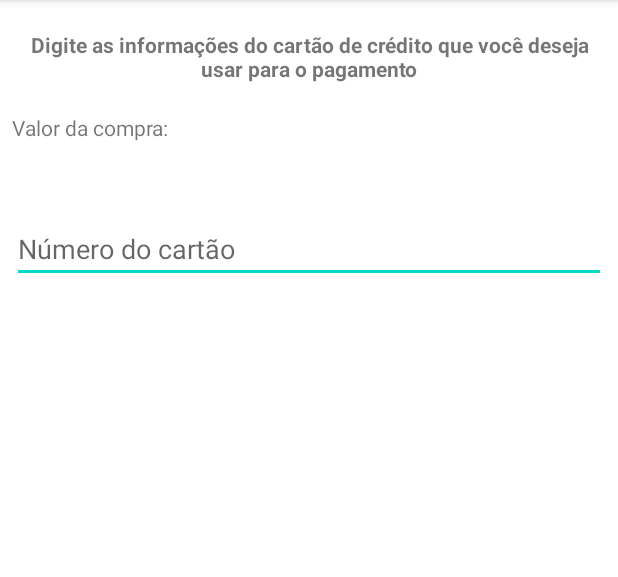
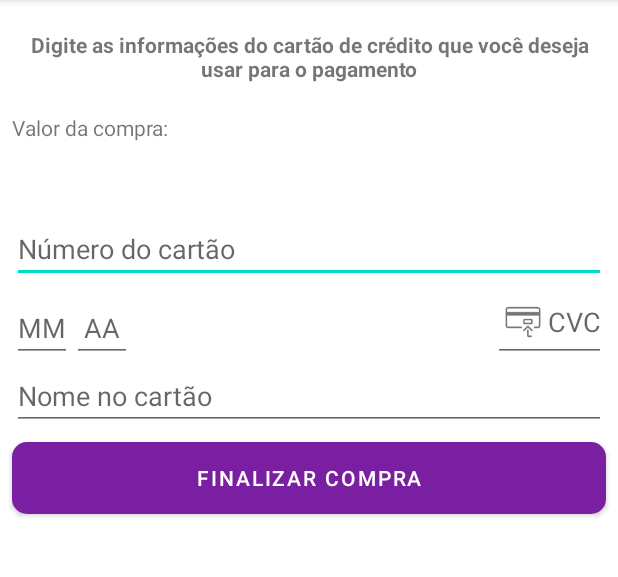
Before and after one commit to geankaminski/agencia-turismo-app, an Android app: the screen it shows after launch (PagamentoActivity), on a phone screen of 412 x 824 dp, the part 84-661 px from its top. Run offline under Robolectric (Android 15) with nearby library versions, the phone set to English and light mode, and no system bars.

Commit message:
payment layout

```diff
--- a/app/src/main/res/layout/activity_pagamento.xml
+++ b/app/src/main/res/layout/activity_pagamento.xml
@@ -7,7 +7,7 @@
     tools:context=".ui.activity.PagamentoActivity">
 
     <TextView
-        android:id="@+id/textView"
+        android:id="@+id/pagamento_orientacao"
         android:layout_width="0dp"
         android:layout_height="wrap_content"
         android:layout_marginStart="20dp"
@@ -21,28 +21,28 @@
         app:layout_constraintTop_toTopOf="parent" />
 
     <TextView
-        android:id="@+id/textView2"
+        android:id="@+id/pagamento_valor_da_compra"
         android:layout_width="wrap_content"
         android:layout_height="wrap_content"
         android:layout_marginStart="8dp"
         android:layout_marginTop="20dp"
         android:text="Valor da compra:"
         app:layout_constraintStart_toStartOf="parent"
-        app:layout_constraintTop_toBottomOf="@+id/textView" />
+        app:layout_constraintTop_toBottomOf="@+id/pagamento_orientacao" />
 
     <TextView
-        android:id="@+id/textView3"
+        android:id="@+id/pagamento_preco_pacote"
         android:layout_width="wrap_content"
         android:layout_height="wrap_content"
         android:layout_marginTop="8dp"
         android:textColor="@android:color/holo_green_dark"
         android:textSize="24sp"
-        app:layout_constraintStart_toStartOf="@+id/textView2"
-        app:layout_constraintTop_toBottomOf="@+id/textView2"
+        app:layout_constraintStart_toStartOf="@+id/pagamento_valor_da_compra"
+        app:layout_constraintTop_toBottomOf="@+id/pagamento_valor_da_compra"
         tools:text="R$ 421,50" />
 
     <EditText
-        android:id="@+id/editTextTextPersonName"
+        android:id="@+id/pagamento_numero_cartao"
         android:layout_width="0dp"
         android:layout_height="wrap_content"
         android:layout_marginStart="8dp"
@@ -53,5 +53,63 @@
         android:inputType="number"
         app:layout_constraintEnd_toEndOf="parent"
         app:layout_constraintStart_toStartOf="parent"
-        app:layout_constraintTop_toBottomOf="@+id/textView3" />
+        app:layout_constraintTop_toBottomOf="@+id/pagamento_preco_pacote" />
+
+    <EditText
+        android:id="@+id/pagamento_mes_cartao"
+        android:layout_width="40dp"
+        android:layout_height="wrap_content"
+        android:hint="MM"
+        android:inputType="number"
+        android:maxLength="2"
+        android:textAlignment="center"
+        app:layout_constraintBottom_toBottomOf="@+id/pagamento_cvc_cartao"
+        app:layout_constraintStart_toStartOf="@id/pagamento_numero_cartao" />
+
+    <EditText
+        android:id="@+id/pagamento_ano_cartao"
+        android:layout_width="40dp"
+        android:layout_height="wrap_content"
+        android:hint="AA"
+        android:inputType="number"
+        android:maxLength="2"
+        android:textAlignment="center"
+        app:layout_constraintBottom_toBottomOf="@+id/pagamento_cvc_cartao"
+        app:layout_constraintStart_toEndOf="@id/pagamento_mes_cartao" />
+
+    <EditText
+        android:id="@+id/pagamento_cvc_cartao"
+        android:layout_width="wrap_content"
+        android:layout_height="wrap_content"
+        app:layout_constraintEnd_toEndOf="@id/pagamento_numero_cartao"
+        app:layout_constraintTop_toBottomOf="@id/pagamento_numero_cartao"
+        android:textAlignment="center"
+        android:maxLength="3"
+        android:inputType="number"
+        android:drawableStart="@drawable/ic_cvc_cartao_de_credito"
+        android:drawableLeft="@drawable/ic_cvc_cartao_de_credito"
+        android:hint="CVC"/>
+
+    <EditText
+        android:id="@+id/pagamento_nome_no_cartao"
+        android:layout_width="0dp"
+        android:layout_height="wrap_content"
+        android:inputType="text"
+        android:hint="Nome no cartão"
+        app:layout_constraintEnd_toEndOf="@+id/pagamento_cvc_cartao"
+        app:layout_constraintStart_toStartOf="@+id/pagamento_mes_cartao"
+        app:layout_constraintTop_toBottomOf="@+id/pagamento_cvc_cartao" />
+
+    <Button
+        android:id="@+id/pagamento_botao_finaliza_compra"
+        android:layout_width="0dp"
+        android:layout_height="wrap_content"
+        android:layout_marginTop="8dp"
+        android:background="@drawable/botao_redondo_laranja"
+        android:text="Finalizar compra"
+        android:textColor="@android:color/white"
+        app:layout_constraintEnd_toEndOf="@+id/pagamento_nome_no_cartao"
+        app:layout_constraintStart_toStartOf="@+id/pagamento_nome_no_cartao"
+        app:layout_constraintTop_toBottomOf="@+id/pagamento_nome_no_cartao" />
+
 </androidx.constraintlayout.widget.ConstraintLayout>
```
Also changed, not shown: app/src/main/java/br/com/alura/aluraviagens/ui/activity/ResumoPacoteActivity.java (line endings or trailing spaces), app/src/main/res/drawable-hdpi/ic_cvc_cartao_de_credito.png (added), app/src/main/res/drawable-mdpi/ic_cvc_cartao_de_credito.png (added), app/src/main/res/drawable-xhdpi/ic_cvc_cartao_de_credito.png (added), app/src/main/res/drawable-xxhdpi/ic_cvc_cartao_de_credito.png (added), app/src/main/res/drawable-xxxhdpi/ic_cvc_cartao_de_credito.png (added).
